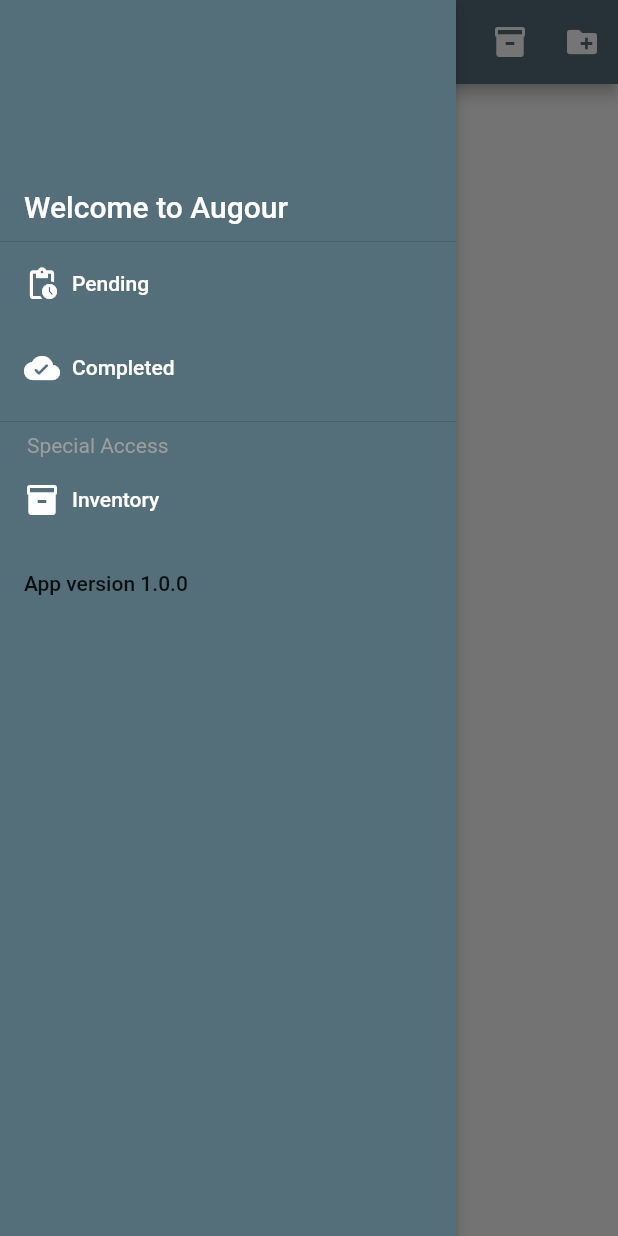
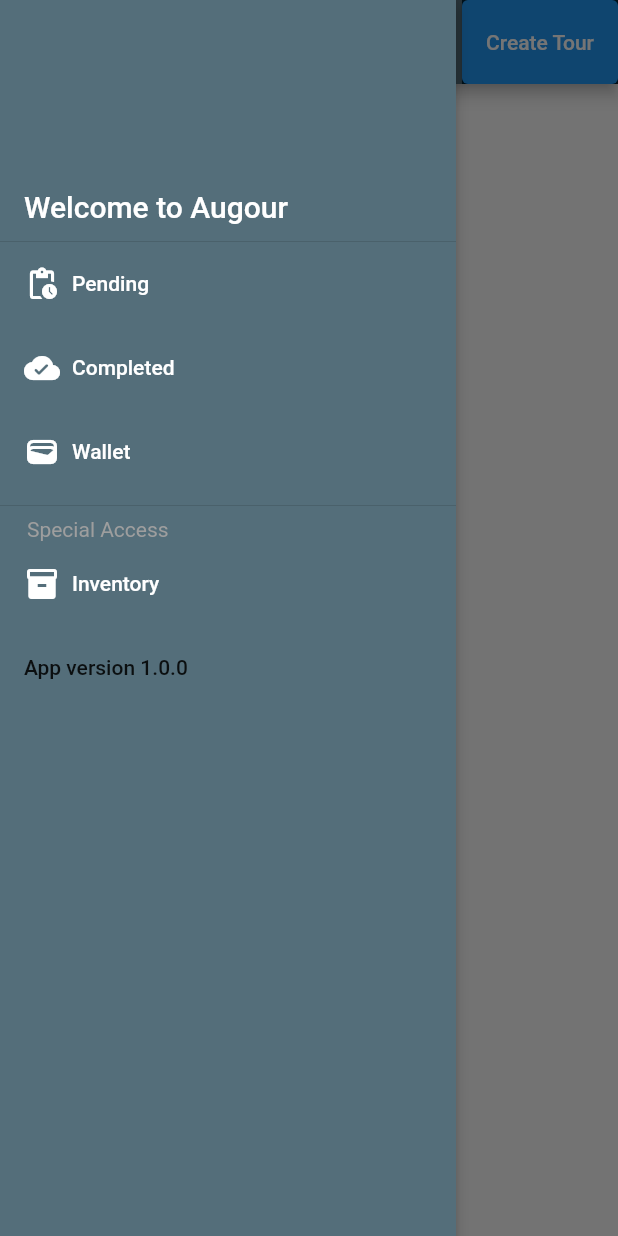
Before and after one commit to hardikjoshi1305/inventory_app, a Flutter app: the Dashboard screen opened directly, with the side drawer open, on a phone screen of 412 x 824 dp. Run offline on Flutter 3.47's test engine with Material 2 defaults, Android fonts, the phone set to English and light mode, and no system bars; our stand-ins replace file_picker, fluttertoast, get, image_picker, internet_connection_checker, permission_handler and 2 more; accounts and stored records are empty; network calls fail.

Commit message:
inventory update

```diff
--- a/lib/Views/Dashboard/Dashboard.dart
+++ b/lib/Views/Dashboard/Dashboard.dart
@@ -5,9 +5,11 @@
 import 'package:inventory_management/Utility/CommandMethod.dart';
 import 'package:inventory_management/Views/Pending/Pending.dart';
 import 'package:inventory_management/Views/Tour/Createtrip.dart';
+import 'package:inventory_management/Views/Wallet/WalletScreen.dart';
 import 'package:permission_handler/permission_handler.dart';
 
 import '../../Utility/IconList.dart';
+import '../../Utility/app_colors.dart';
 
 class Dashboard extends StatefulWidget {
   const Dashboard({Key key}) : super(key: key);
@@ -61,6 +63,15 @@
                           // _permissionStatus?
                           // Navigator.pushNamed(context, pageRoutes.video): _listenForPermissionStatus();
                         }),
+                    createDrawerBodyItem(
+                        icon: Icons.wallet,
+                        text: 'Wallet',
+                        onTap: () {
+                         Get.to(()=>WalletScreen());
+
+                          // _permissionStatus?
+                          // Navigator.pushNamed(context, pageRoutes.video): _listenForPermissionStatus();
+                        }),
                     Divider(),
                     Padding(
                       padding: const EdgeInsets.only(left: 18.0),
@@ -78,6 +89,7 @@
                           // _permissionStatus?
                           // Navigator.pushNamed(context, pageRoutes.video): _listenForPermissionStatus();
                         }),
+
                     ListTile(
                       title: Text('App version 1.0.0'),
                       onTap: () {},
@@ -89,22 +101,25 @@
             appBar: AppBar(
               backgroundColor: Colors.blueGrey[600],
               actions: <Widget>[
-                IconButton(
-                  icon: Icon(Icons.inventory),
-                  onPressed: () {
-                    // Navigator.push(context,
-                    //     MaterialPageRoute(builder: (context) => Whats_MainUi())
-                    // );
-                  },
-                ),
-                IconButton(
-                  icon: Icon(Icons.create_new_folder),
-                  onPressed: () {
-                    Get.to(() => Createtrip());
-                    // Navigator.push(context,
-                    //     MaterialPageRoute(builder: (context) => SelectCategory())
-                    // );
-                  },
+                // IconButton(
+                //   icon: Icon(Icons.inventory),
+                //   onPressed: () {
+                //     // Navigator.push(context,
+                //     //     MaterialPageRoute(builder: (context) => Whats_MainUi())
+                //     // );
+                //   },
+                // ),
+                Container(
+                  decoration: BoxDecoration(color: AppColors.darkBlue),
+                  child: ElevatedButton(
+                    style: ElevatedButton.styleFrom(
+                      primary: Colors.blue,
+                    ),
+                    onPressed: () {
+                      Get.to(() => Createtrip());
+                    },
+                    child: Text("Create Tour", style: TextStyle(color: Colors.white)),
+                  ),
                 )
               ],
               title: Text('Agour'),
@@ -145,44 +160,3 @@
     setState(() => _permissionStatus = status);
   }
 }
-
-Widget createDrawerHeader() {
-  return DrawerHeader(
-      margin: EdgeInsets.zero,
-      padding: EdgeInsets.zero,
-      // decoration: BoxDecoration(
-      //     image: DecorationImage(
-      //         fit: BoxFit.fill,
-      //         image:  AssetImage('images/bg_header.jpeg'))),
-      child: Stack(children: <Widget>[
-        Positioned(
-            bottom: 12.0,
-            left: 16.0,
-            child: Text("Welcome to Augour",
-                style: TextStyle(
-                    color: Colors.white,
-                    fontSize: 20.0,
-                    fontWeight: FontWeight.w500))),
-      ]));
-}
-
-Widget createDrawerBodyItem({var icon, var text, var onTap}) {
-  return ListTile(
-    title: Row(
-      children: <Widget>[
-        Icon(
-          icon,
-          color: Colors.white,
-        ),
-        Padding(
-          padding: EdgeInsets.only(left: 8.0),
-          child: Text(
-            text,
-            style: TextStyle(color: Colors.white),
-          ),
-        )
-      ],
-    ),
-    onTap: onTap,
-  );
-}
--- a/lib/Views/Tour/CreatTourDetail.dart
+++ b/lib/Views/Tour/CreatTourDetail.dart
@@ -18,7 +18,8 @@
       photo,
       daily_remark,
       final_dignose,
-      servicereport;
+      servicereport,
+      img_path;
   var item = Get.arguments as int;
 
   @override
@@ -65,8 +66,9 @@
                             try {
                               var image = await ImagePicker.pickImage(
                                   source: ImageSource.gallery);
-                              print("object" + image.toString());
+                              // print("object" + image.toString());
                               print("object" + image.absolute.path);
+                              img_path =image.absolute.path;
                             } catch (exception) {
                               print("object" + exception.toString());
                             }
```
Also changed, not shown: lib/Component/WalletListWidget.dart (added, +59 -0 lines), lib/Views/Wallet/WalletScreen.dart (added, +179 -0 lines).
